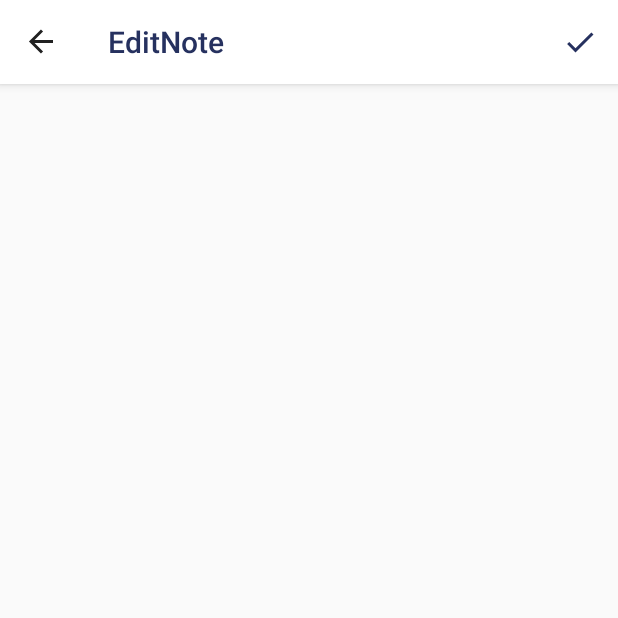
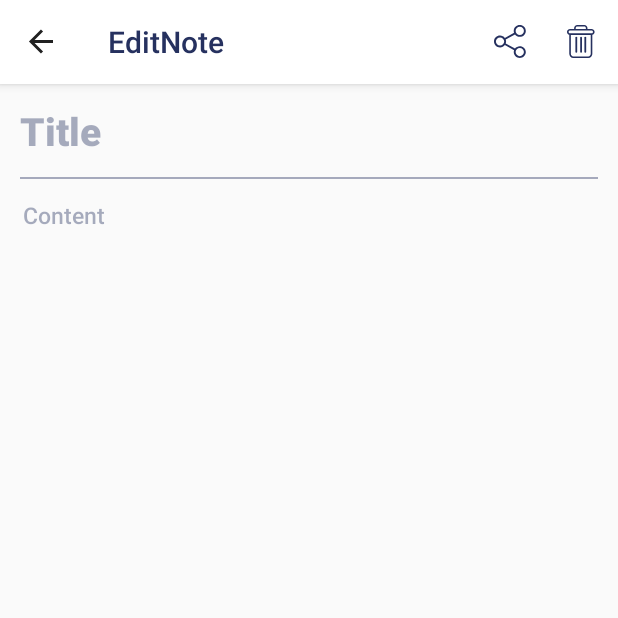
Before and after one commit to blueguitar/Notifyy, an Android app: the EditNote screen opened through its navigation route, after a tap on "savenote", on a phone screen of 412 x 824 dp, the top half of it. Run offline under Robolectric (Android 15) with nearby library versions, the phone set to English and light mode, and no system bars; our stand-ins replace data binding, navigation-ui, sdp/ssp sizes.

Commit message:
chore: Add Context Menu to EditNote Fragment

```diff
--- a/app/src/main/java/com/suadahaji/notify/notes/EditNote.kt
+++ b/app/src/main/java/com/suadahaji/notify/notes/EditNote.kt
@@ -1,15 +1,25 @@
 package com.suadahaji.notify.notes
 
-import android.R.id.home
+import android.app.Activity
 import android.os.Bundle
 import android.view.*
+import android.view.inputmethod.InputMethodManager
+import android.widget.EditText
 import androidx.appcompat.app.AppCompatActivity
+import androidx.appcompat.view.ActionMode
 import androidx.databinding.DataBindingUtil
 import androidx.fragment.app.Fragment
 import com.suadahaji.notify.R
 import com.suadahaji.notify.databinding.FragmentEditNoteBinding
 
-class EditNote: Fragment() {
+
+
+class EditNote: Fragment(),ActionMode.Callback {
+    private lateinit var input: InputMethodManager
+    private lateinit var noteTitle: EditText
+    private lateinit var noteContent: EditText
+    private var mActionMode: ActionMode? = null
+
     override fun onCreateView(
         inflater: LayoutInflater,
         container: ViewGroup?,
@@ -17,16 +27,74 @@ class EditNote: Fragment() {
     ): View? {
         val binding:FragmentEditNoteBinding = DataBindingUtil.inflate(inflater, R.layout.fragment_edit_note, container, false)
         setHasOptionsMenu(true)
+        input =
+            activity?.getSystemService(Activity.INPUT_METHOD_SERVICE) as InputMethodManager
+        noteTitle = binding.noteTitle
+        noteContent = binding.noteContent
+        if (noteTitle.requestFocus()) {
+            displayContextMenu()
+        }
+
+        hasFocus(noteTitle)
+        hasFocus(noteContent)
         return binding.root
+    }
+
+    private fun hasFocus(editText: EditText) {
+        editText.setOnFocusChangeListener { view, hasFocus ->
+            if (hasFocus) displayContextMenu()
+        }
+    }
+
+    private fun displayContextMenu() {
+        input.showSoftInput(noteTitle, InputMethodManager.SHOW_IMPLICIT)
+        if (mActionMode == null) {
+            mActionMode =
+                (activity as AppCompatActivity).startSupportActionMode(this)
+        }
     }
 
     override fun onCreateOptionsMenu(menu: Menu, inflater: MenuInflater) {
         super.onCreateOptionsMenu(menu, inflater)
-        inflater?.inflate(R.menu.edit_note_menu, menu)
+        inflater.inflate(R.menu.show_note_menu, menu)
     }
 
     override fun onOptionsItemSelected(item: MenuItem): Boolean {
+//        when (item.itemId) {
+//            R.id.save -> {
+//                input.hideSoftInputFromWindow(activity!!.currentFocus?.windowToken, 0)
+//                noteTitle.clearFocus()
+//                noteContent.clearFocus()
+//            }
+//        }
         return super.onOptionsItemSelected(item)
     }
 
+    override fun onCreateActionMode(mode: ActionMode, menu: Menu): Boolean {
+        val menuInflater = activity?.menuInflater
+        menuInflater?.inflate(R.menu.edit_note_menu, menu)
+        mActionMode = mode
+        return true
+    }
+
+    override fun onDestroyActionMode(mode: ActionMode) {
+        mActionMode = null
+    }
+
+
+    override fun onActionItemClicked(mode: ActionMode?, item: MenuItem?): Boolean {
+        when (item!!.itemId) {
+            R.id.save -> {
+                input.hideSoftInputFromWindow(activity!!.currentFocus?.windowToken, 0)
+                noteTitle.clearFocus()
+                noteContent.clearFocus()
+                mActionMode?.finish()
+            }
+        }
+        return true
+    }
+
+    override fun onPrepareActionMode(mode: ActionMode?, item: Menu?): Boolean {
+        return false
+    }
 }
--- /dev/null
+++ b/app/src/main/res/drawable/ic_delete.xml
@@ -0,0 +1,30 @@
+<vector xmlns:android="http://schemas.android.com/apk/res/android"
+    android:width="19dp"
+    android:height="22dp"
+    android:viewportWidth="19"
+    android:viewportHeight="22">
+  <path
+      android:pathData="M11.9821,7.8571C11.6567,7.8571 11.3929,8.0843 11.3929,8.3647L11.3929,17.9568C11.3929,18.2369 11.6567,18.4643 11.9821,18.4643C12.3076,18.4643 12.5714,18.2369 12.5714,17.9568L12.5714,8.3647C12.5714,8.0843 12.3076,7.8571 11.9821,7.8571Z"
+      android:strokeWidth="1"
+      android:fillColor="@color/colorText"
+      android:fillType="nonZero"
+      android:strokeColor="#00000000"/>
+  <path
+      android:pathData="M6.0893,7.8571C5.7638,7.8571 5.5,8.0843 5.5,8.3647L5.5,17.9568C5.5,18.2369 5.7638,18.4643 6.0893,18.4643C6.4148,18.4643 6.6786,18.2369 6.6786,17.9568L6.6786,8.3647C6.6786,8.0843 6.4148,7.8571 6.0893,7.8571Z"
+      android:strokeWidth="1"
+      android:fillColor="@color/colorText"
+      android:fillType="nonZero"
+      android:strokeColor="#00000000"/>
+  <path
+      android:pathData="M1.48,6.5497L1.48,19.2436C1.48,19.9939 1.7582,20.6985 2.2443,21.204C2.7281,21.711 3.4015,21.9988 4.1062,22L13.9653,22C14.6702,21.9988 15.3435,21.711 15.8271,21.204C16.3132,20.6985 16.5915,19.9939 16.5915,19.2436L16.5915,6.5497C17.5577,6.2961 18.1838,5.3731 18.0546,4.3928C17.9251,3.4127 17.0806,2.6795 16.0808,2.6793L13.4128,2.6793L13.4128,2.0352C13.4159,1.4937 13.1993,0.9736 12.8116,0.591C12.4238,0.2086 11.897,-0.0043 11.3493,0.0001L6.7222,0.0001C6.1744,-0.0043 5.6476,0.2086 5.2599,0.591C4.8721,0.9736 4.6555,1.4937 4.6586,2.0352L4.6586,2.6793L1.9907,2.6793C0.9908,2.6795 0.1463,3.4127 0.0169,4.3928C-0.1124,5.3731 0.5137,6.2961 1.48,6.5497ZM13.9653,20.9696L4.1062,20.9696C3.2152,20.9696 2.5221,20.2128 2.5221,19.2436L2.5221,6.5949L15.5493,6.5949L15.5493,19.2436C15.5493,20.2128 14.8562,20.9696 13.9653,20.9696ZM5.7008,2.0352C5.6973,1.767 5.804,1.5088 5.9965,1.3194C6.1889,1.13 6.4506,1.0259 6.7222,1.0306L11.3493,1.0306C11.6208,1.0259 11.8826,1.13 12.0749,1.3194C12.2675,1.5086 12.3741,1.767 12.3707,2.0352L12.3707,2.6793L5.7008,2.6793L5.7008,2.0352ZM1.9907,3.7097L16.0808,3.7097C16.5988,3.7097 17.0187,4.1249 17.0187,4.6371C17.0187,5.1493 16.5988,5.5645 16.0808,5.5645L1.9907,5.5645C1.4726,5.5645 1.0527,5.1493 1.0527,4.6371C1.0527,4.1249 1.4726,3.7097 1.9907,3.7097Z"
+      android:strokeWidth="1"
+      android:fillColor="@color/colorText"
+      android:fillType="nonZero"
+      android:strokeColor="#00000000"/>
+  <path
+      android:pathData="M9.2321,7.8571C8.9067,7.8571 8.6429,8.0843 8.6429,8.3647L8.6429,17.9568C8.6429,18.2369 8.9067,18.4643 9.2321,18.4643C9.5576,18.4643 9.8214,18.2369 9.8214,17.9568L9.8214,8.3647C9.8214,8.0843 9.5576,7.8571 9.2321,7.8571Z"
+      android:strokeWidth="1"
+      android:fillColor="@color/colorText"
+      android:fillType="nonZero"
+      android:strokeColor="#00000000"/>
+</vector>
--- /dev/null
+++ b/app/src/main/res/drawable/ic_share.xml
@@ -0,0 +1,12 @@
+<vector xmlns:android="http://schemas.android.com/apk/res/android"
+    android:width="21dp"
+    android:height="22dp"
+    android:viewportWidth="21"
+    android:viewportHeight="22">
+  <path
+      android:pathData="M16.9167,14.1337C15.6426,14.1337 14.5066,14.7367 13.7798,15.6686L7.6948,12.2928C7.8374,11.8862 7.9156,11.4477 7.9156,10.9954C7.9156,10.5386 7.8374,10.1047 7.6902,9.6935L13.7707,6.3223C14.4928,7.2587 15.6334,7.8663 16.912,7.8663C19.0922,7.8663 20.8722,6.103 20.8722,3.9331C20.8722,1.7633 19.0968,0 16.912,0C14.7273,0 12.952,1.7633 12.952,3.9331C12.952,4.3899 13.0302,4.8285 13.1773,5.2351L7.1015,8.6063C6.3794,7.6653 5.2387,7.0623 3.9601,7.0623C1.78,7.0623 0,8.8256 0,10.9954C0,13.1653 1.78,14.9286 3.9647,14.9286C5.2433,14.9286 6.384,14.321 7.1107,13.38L13.1911,16.7558C13.0439,17.1669 12.9612,17.6101 12.9612,18.0669C12.9612,20.2321 14.7365,22 16.9213,22C19.106,22 20.8813,20.2367 20.8813,18.0669C20.8813,15.897 19.1014,14.1337 16.9167,14.1337ZM16.9167,1.238C18.4161,1.238 19.6349,2.4485 19.6349,3.9377C19.6349,5.4269 18.4161,6.6375 16.9167,6.6375C15.4172,6.6375 14.1984,5.4269 14.1984,3.9377C14.1984,2.4485 15.4218,1.238 16.9167,1.238ZM3.9647,13.6952C2.4653,13.6952 1.2464,12.4846 1.2464,10.9954C1.2464,9.5062 2.4653,8.2957 3.9647,8.2957C5.4641,8.2957 6.683,9.5062 6.683,10.9954C6.683,12.4846 5.4595,13.6952 3.9647,13.6952ZM16.9167,20.762C15.4172,20.762 14.1984,19.5515 14.1984,18.0623C14.1984,16.5731 15.4172,15.3625 16.9167,15.3625C18.4161,15.3625 19.6349,16.5731 19.6349,18.0623C19.6349,19.5515 18.4161,20.762 16.9167,20.762Z"
+      android:strokeWidth="1"
+      android:fillColor="@color/colorText"
+      android:fillType="nonZero"
+      android:strokeColor="#00000000"/>
+</vector>
--- a/app/src/main/res/layout/fragment_edit_note.xml
+++ b/app/src/main/res/layout/fragment_edit_note.xml
@@ -5,10 +5,49 @@
 
     </data>
 
-    <LinearLayout
-        android:orientation="vertical"
+
+    <ScrollView
         android:layout_width="match_parent"
         android:layout_height="match_parent">
 
-    </LinearLayout>
+        <LinearLayout
+            android:layout_width="match_parent"
+            android:layout_height="match_parent"
+            android:orientation="vertical">
+
+
+            <EditText
+                android:id="@+id/note_title"
+                android:layout_width="wrap_content"
+                android:layout_height="wrap_content"
+                android:background="@android:color/transparent"
+                android:fontFamily="sans-serif-black"
+                android:hint="@string/note_title"
+                android:paddingStart="@dimen/_10sdp"
+                android:paddingTop="@dimen/_10sdp"
+                android:paddingEnd="@dimen/_10sdp"
+                android:textColor="@color/colorText"
+                android:textColorHint="@color/colorTextHint"
+                android:textSize="@dimen/_20ssp" />
+
+            <View
+                android:layout_width="match_parent"
+                android:layout_height="1dp"
+                android:layout_margin="@dimen/_10sdp"
+                android:background="@color/colorTextHint" />
+
+            <EditText
+                android:id="@+id/note_content"
+                android:layout_width="wrap_content"
+                android:layout_height="wrap_content"
+                android:background="@android:color/transparent"
+                android:fontFamily="sans-serif-medium"
+                android:hint="@string/note_content"
+                android:paddingStart="@dimen/_12sdp"
+                android:paddingEnd="@dimen/_12sdp"
+                android:textColor="@color/colorText"
+                android:textColorHint="@color/colorTextHint"
+                android:textSize="@dimen/_12ssp" />
+        </LinearLayout>
+    </ScrollView>
 </layout>
--- /dev/null
+++ b/app/src/main/res/menu/show_note_menu.xml
@@ -0,0 +1,16 @@
+<?xml version="1.0" encoding="utf-8"?>
+<menu xmlns:app="http://schemas.android.com/apk/res-auto"
+    xmlns:android="http://schemas.android.com/apk/res/android">
+
+    <item
+        android:id="@+id/share"
+        android:title="@string/share"
+        android:icon="@drawable/ic_share"
+        app:showAsAction="always"/>
+    <item
+        android:id="@+id/delete"
+        android:title="@string/delete"
+        android:icon="@drawable/ic_delete"
+        app:showAsAction="always"/>
+
+</menu>
--- a/app/src/main/res/values/colors.xml
+++ b/app/src/main/res/values/colors.xml
@@ -4,4 +4,5 @@
     <color name="colorPrimaryDark">#FFFFFF</color>
     <color name="colorAccent">#FF5264</color>
     <color name="colorText">#26315F</color>
+    <color name="colorTextHint">#6626315F</color>
 </resources>
--- a/app/src/main/res/values/strings.xml
+++ b/app/src/main/res/values/strings.xml
@@ -3,4 +3,8 @@
     <string name="home_page">My Notes</string>
     <string name="search">Search</string>
     <string name="save">savenote</string>
+    <string name="note_content">Content</string>
+    <string name="note_title">Title</string>
+    <string name="share">Share Note</string>
+    <string name="delete">Delete Note</string>
 </resources>
--- a/app/src/main/res/values/styles.xml
+++ b/app/src/main/res/values/styles.xml
@@ -7,7 +7,7 @@
         <item name="colorPrimaryDark">@color/colorPrimary</item>
         <item name="colorAccent">@color/colorAccent</item>
         <item name="titleTextColor">@color/colorText</item>
-        <item name="android:homeAsUpIndicator">@drawable/ic_back</item>
+        <item name="colorControlActivated">@color/colorTextHint</item>
     </style>
 
     <style name="SplashTheme" parent="Theme.AppCompat.NoActionBar">
```
